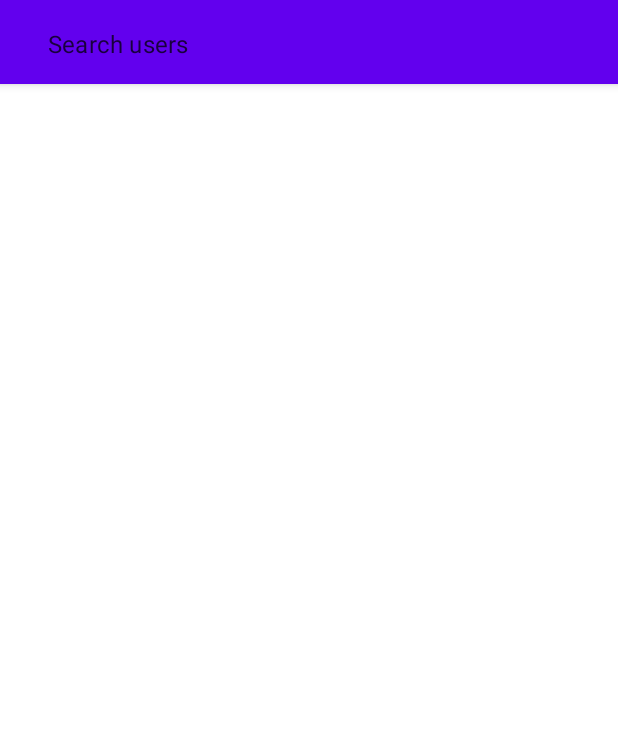
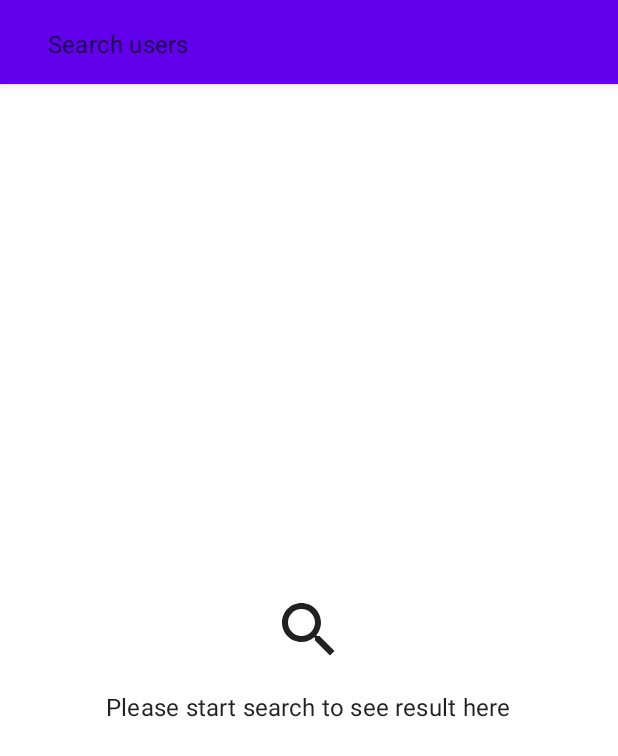
Before and after one commit to Abuzar-Aslam/PayconiqChallenge, an Android app built with Jetpack Compose: the screen it shows after launch (MainActivity), on a phone screen of 412 x 824 dp. Shown: the top 756 px of the screen. Run offline under Robolectric (Android 15) with nearby library versions, the phone set to English and light mode, and no system bars.

Commit message:
Updated the empty screen View if no search result ..

```diff
--- a/app/src/main/java/com/example/payconiqchallenge/MainActivity.kt
+++ b/app/src/main/java/com/example/payconiqchallenge/MainActivity.kt
@@ -10,10 +10,7 @@ import androidx.compose.material.rememberScaffoldState
 import androidx.compose.ui.ExperimentalComposeUiApi
 import androidx.navigation.compose.rememberNavController
 import com.example.payconiqchallenge.navigation.AppNavHost
-import com.example.payconiqchallenge.presentation.search.UserSearchUI
-import com.example.payconiqchallenge.presentation.search.UserSearchViewModel
 import com.example.payconiqchallenge.ui.theme.ComposeSearchViewSampleTheme
-import org.koin.androidx.viewmodel.ext.android.viewModel
 
 class MainActivity : ComponentActivity() {
 
--- a/app/src/main/java/com/example/payconiqchallenge/di/AppModule.kt
+++ b/app/src/main/java/com/example/payconiqchallenge/di/AppModule.kt
@@ -3,14 +3,14 @@ package com.example.payconiqchallenge.di
 import com.example.payconiqchallenge.data.repository.UserSearchRepository
 import com.example.payconiqchallenge.data.repository.UserSearchRepositoryImpl
 import com.example.payconiqchallenge.domain.interactor.UserInteractor
-import com.example.payconiqchallenge.presentation.search.UserSearchViewModel
+import com.example.payconiqchallenge.presentation.usersearch.UserSearchViewModel
 import com.example.payconiqchallenge.data.apiservice.ApiService
 import com.example.payconiqchallenge.data.repository.UserDetailRepository
 import com.example.payconiqchallenge.data.repository.UserDetailRepositoryImpl
 import com.example.payconiqchallenge.data.repository.UserRepoRepository
 import com.example.payconiqchallenge.data.repository.UserRepoRepositoryImpl
 import com.example.payconiqchallenge.domain.interactor.UserDetailInteractor
-import com.example.payconiqchallenge.presentation.detail.UserDetailViewModel
+import com.example.payconiqchallenge.presentation.userdetail.UserDetailViewModel
 import okhttp3.OkHttpClient
 import org.koin.androidx.viewmodel.dsl.viewModel
 import org.koin.dsl.module
--- /dev/null
+++ b/app/src/main/java/com/example/payconiqchallenge/presentation/searchbar/NoSearchResult.kt
@@ -0,0 +1,40 @@
+package com.example.payconiqchallenge.presentation.searchbar
+
+import androidx.compose.foundation.layout.Arrangement
+import androidx.compose.foundation.layout.Column
+import androidx.compose.foundation.layout.fillMaxSize
+import androidx.compose.foundation.layout.padding
+import androidx.compose.foundation.layout.size
+import androidx.compose.material.Icon
+import androidx.compose.material.MaterialTheme
+import androidx.compose.material.Text
+import androidx.compose.material.icons.Icons
+import androidx.compose.material.icons.filled.Search
+import androidx.compose.runtime.Composable
+import androidx.compose.ui.Alignment
+import androidx.compose.ui.Modifier
+import androidx.compose.ui.res.stringResource
+import androidx.compose.ui.unit.dp
+import com.example.payconiqchallenge.R
+
+
+@Composable
+fun NoSearchResults(searchText: String) {
+
+    Column(
+        modifier = Modifier.fillMaxSize(), verticalArrangement = Arrangement.Center,
+        horizontalAlignment = Alignment.CenterHorizontally
+    ) {
+
+        Icon(
+            imageVector = Icons.Filled.Search,
+            contentDescription = stringResource(R.string.no_search_icon_description),
+            modifier = Modifier.size(48.dp)
+        )
+        Text(
+            text = stringResource(if (searchText.isEmpty()) R.string.no_search_message else R.string.no_search_result_message),
+            style = MaterialTheme.typography.subtitle1,
+            modifier = Modifier.padding(top = 16.dp)
+        )
+    }
+}
--- a/app/src/main/java/com/example/payconiqchallenge/presentation/search/SearchBarUI.kt
+++ b/app/src/main/java/com/example/payconiqchallenge/presentation/searchbar/SearchBar.kt
@@ -1,17 +1,29 @@
-package com.example.payconiqchallenge.presentation.search
+package com.example.payconiqchallenge.presentation.searchbar
 
 import androidx.compose.animation.AnimatedVisibility
 import androidx.compose.animation.ExperimentalAnimationApi
 import androidx.compose.animation.fadeIn
 import androidx.compose.animation.fadeOut
-import androidx.compose.foundation.layout.*
+import androidx.compose.foundation.layout.fillMaxWidth
+import androidx.compose.foundation.layout.padding
 import androidx.compose.foundation.text.KeyboardActions
 import androidx.compose.foundation.text.KeyboardOptions
-import androidx.compose.material.*
+import androidx.compose.material.Icon
+import androidx.compose.material.IconButton
+import androidx.compose.material.LocalContentAlpha
+import androidx.compose.material.LocalContentColor
+import androidx.compose.material.OutlinedTextField
+import androidx.compose.material.Text
+import androidx.compose.material.TextFieldDefaults
+import androidx.compose.material.TopAppBar
 import androidx.compose.material.icons.Icons
 import androidx.compose.material.icons.filled.Close
-import androidx.compose.runtime.*
-import androidx.compose.ui.Alignment.Companion.CenterHorizontally
+import androidx.compose.runtime.Composable
+import androidx.compose.runtime.LaunchedEffect
+import androidx.compose.runtime.getValue
+import androidx.compose.runtime.mutableStateOf
+import androidx.compose.runtime.remember
+import androidx.compose.runtime.setValue
 import androidx.compose.ui.ExperimentalComposeUiApi
 import androidx.compose.ui.Modifier
 import androidx.compose.ui.focus.FocusRequester
@@ -20,52 +32,9 @@ import androidx.compose.ui.focus.onFocusChanged
 import androidx.compose.ui.graphics.Color
 import androidx.compose.ui.platform.LocalSoftwareKeyboardController
 import androidx.compose.ui.res.stringResource
-import androidx.compose.ui.text.font.FontWeight
 import androidx.compose.ui.text.input.ImeAction
 import androidx.compose.ui.unit.dp
 import com.example.payconiqchallenge.R
-
-
-@ExperimentalAnimationApi
-@ExperimentalComposeUiApi
-@Composable
-fun SearchBarUI(
-    searchText: String,
-    placeholderText: String = "",
-    onSearchTextChanged: (String) -> Unit = {},
-    onClearClick: () -> Unit = {},
-    matchesFound: Boolean,
-    results: @Composable () -> Unit = {}
-) {
-
-    Box {
-        Column(
-            modifier = Modifier
-                .fillMaxSize()
-        ) {
-
-            SearchBar(
-                searchText,
-                placeholderText,
-                onSearchTextChanged,
-                onClearClick
-            )
-
-            if (matchesFound) {
-                Text("Results", modifier = Modifier.padding(8.dp), fontWeight = FontWeight.Bold)
-                results()
-            } else {
-                if (searchText.isNotEmpty()) {
-                    NoSearchResults()
-                }
-
-            }
-        }
-
-    }
-}
-
-
 
 
 @ExperimentalAnimationApi
@@ -80,8 +49,6 @@ fun SearchBar(
     var showClearButton by remember { mutableStateOf(false) }
     val keyboardController = LocalSoftwareKeyboardController.current
     val focusRequester = remember { FocusRequester() }
-
-
 
     TopAppBar(title = { Text("") }, actions = {
 
@@ -116,7 +83,6 @@ fun SearchBar(
                             contentDescription = stringResource(id = R.string.app_name)
                         )
                     }
-
                 }
             },
             maxLines = 1,
@@ -126,26 +92,9 @@ fun SearchBar(
                 keyboardController?.hide()
             }),
         )
-
-
     })
-
 
     LaunchedEffect(Unit) {
         focusRequester.requestFocus()
     }
 }
-
-
-@Composable
-fun NoSearchResults() {
-
-    Column(
-        modifier = Modifier.fillMaxSize(), verticalArrangement = Arrangement.Center,
-        horizontalAlignment = CenterHorizontally
-    ) {
-
-        Text("No matches found")
-
-    }
-}
--- /dev/null
+++ b/app/src/main/java/com/example/payconiqchallenge/presentation/searchbar/SearchBarUI.kt
@@ -0,0 +1,45 @@
+package com.example.payconiqchallenge.presentation.searchbar
+
+import androidx.compose.animation.ExperimentalAnimationApi
+import androidx.compose.foundation.layout.*
+import androidx.compose.material.*
+import androidx.compose.runtime.*
+import androidx.compose.ui.ExperimentalComposeUiApi
+import androidx.compose.ui.Modifier
+import androidx.compose.ui.text.font.FontWeight
+import androidx.compose.ui.unit.dp
+
+@ExperimentalAnimationApi
+@ExperimentalComposeUiApi
+@Composable
+fun SearchBarUI(
+    searchText: String,
+    placeholderText: String = "",
+    onSearchTextChanged: (String) -> Unit = {},
+    onClearClick: () -> Unit = {},
+    matchesFound: Boolean,
+    results: @Composable () -> Unit = {}
+) {
+
+    Box {
+        Column(
+            modifier = Modifier
+                .fillMaxSize()
+        ) {
+
+            SearchBar(
+                searchText,
+                placeholderText,
+                onSearchTextChanged,
+                onClearClick
+            )
+
+            if (matchesFound) {
+                Text("Results", modifier = Modifier.padding(8.dp), fontWeight = FontWeight.Bold)
+                results()
+            } else {
+                NoSearchResults(searchText)
+            }
+        }
+    }
+}
--- a/app/src/main/java/com/example/payconiqchallenge/presentation/detail/UserDetailScreen.kt
+++ b/app/src/main/java/com/example/payconiqchallenge/presentation/userdetail/UserDetailScreen.kt
@@ -1,4 +1,4 @@
-package com.example.payconiqchallenge.presentation.detail
+package com.example.payconiqchallenge.presentation.userdetail
 
 import androidx.compose.foundation.layout.Arrangement
 import androidx.compose.foundation.layout.Column
--- a/app/src/main/java/com/example/payconiqchallenge/presentation/search/UserItem.kt
+++ b/app/src/main/java/com/example/payconiqchallenge/presentation/usersearch/UserItem.kt
@@ -1,14 +1,12 @@
-package com.example.payconiqchallenge.presentation.search
+package com.example.payconiqchallenge.presentation.usersearch
 
 import androidx.compose.foundation.clickable
 import androidx.compose.foundation.layout.Column
-import androidx.compose.foundation.layout.Row
 import androidx.compose.foundation.layout.Spacer
 import androidx.compose.foundation.layout.fillMaxWidth
 import androidx.compose.foundation.layout.height
 import androidx.compose.foundation.layout.padding
 import androidx.compose.foundation.layout.size
-import androidx.compose.foundation.layout.width
 import androidx.compose.foundation.shape.CircleShape
 import androidx.compose.material.Card
 import androidx.compose.material.Text
--- a/app/src/main/java/com/example/payconiqchallenge/presentation/search/UserSearchScreen.kt
+++ b/app/src/main/java/com/example/payconiqchallenge/presentation/usersearch/UserSearchScreen.kt
@@ -1,4 +1,4 @@
-package com.example.payconiqchallenge.presentation.search
+package com.example.payconiqchallenge.presentation.usersearch
 
 import androidx.compose.animation.ExperimentalAnimationApi
 import androidx.compose.foundation.layout.Arrangement
@@ -13,6 +13,7 @@ import androidx.navigation.NavHostController
 import com.example.payconiqchallenge.domain.model.UserModel
 import com.example.payconiqchallenge.navigation.NavPath
 import com.example.payconiqchallenge.presentation.model.UserSearchState
+import com.example.payconiqchallenge.presentation.searchbar.SearchBarUI
 import com.example.payconiqchallenge.utils.LoadingIndicator
 import com.example.payconiqchallenge.utils.rememberFlowWithLifecycle
 
--- a/app/src/main/java/com/example/payconiqchallenge/presentation/search/UserSearchViewModel.kt
+++ b/app/src/main/java/com/example/payconiqchallenge/presentation/usersearch/UserSearchViewModel.kt
@@ -1,4 +1,4 @@
-package com.example.payconiqchallenge.presentation.search
+package com.example.payconiqchallenge.presentation.usersearch
 
 import androidx.lifecycle.ViewModel
 import androidx.lifecycle.viewModelScope
--- a/app/src/main/res/values/strings.xml
+++ b/app/src/main/res/values/strings.xml
@@ -1,4 +1,7 @@
 <resources>
     <string name="app_name">Payconiq Challenge</string>
     <string name="userDetail_back">Back</string>
+    <string name="no_search_icon_description">No search icon</string>
+    <string name="no_search_message">Please start search to see result here</string>
+    <string name="no_search_result_message">No search resul found</string>
 </resources>
```
Also changed, not shown: app/src/main/java/com/example/payconiqchallenge/navigation/AppNavHost.kt (+4 -4 lines), app/src/main/java/com/example/payconiqchallenge/presentation/userdetail/RepositoryItem.kt (renamed from app/src/main/java/com/example/payconiqchallenge/presentation/detail/RepositoryItem.kt, +5 -4 lines), app/src/main/java/com/example/payconiqchallenge/presentation/userdetail/UserDetailViewModel.kt (renamed from app/src/main/java/com/example/payconiqchallenge/presentation/detail/UserDetailViewModel.kt, +1 -6 lines).
